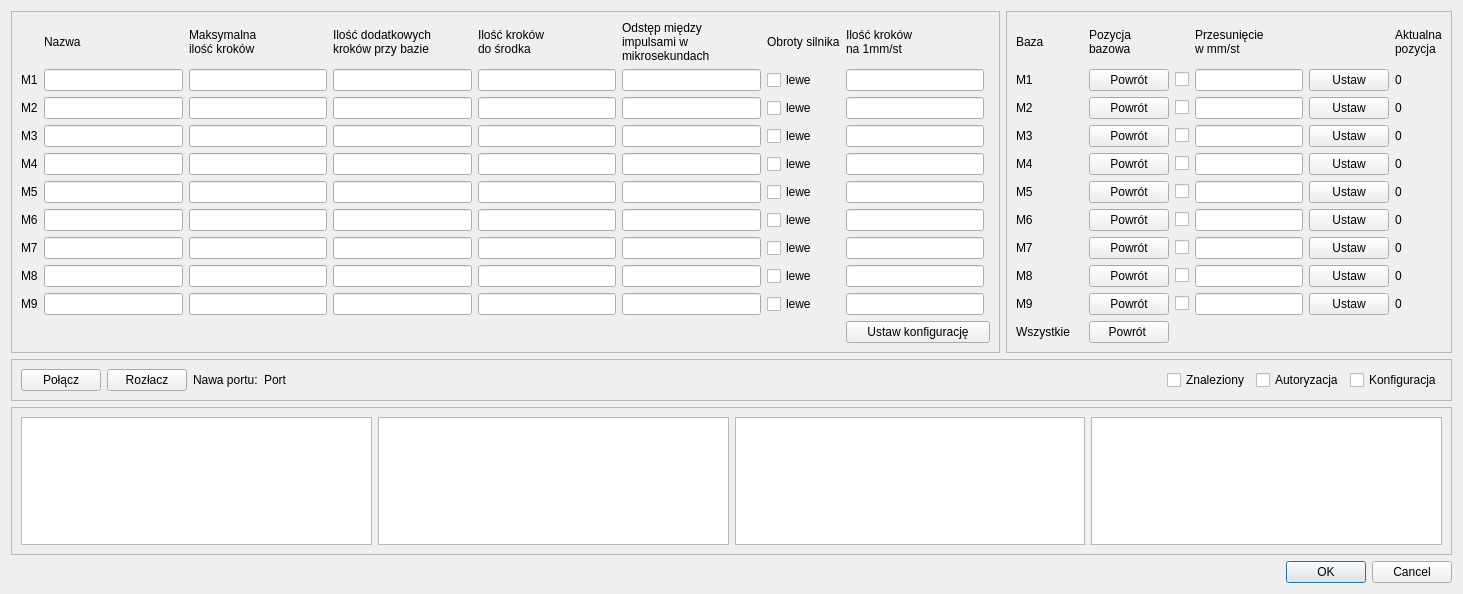
Before: the Qt Designer form CzujkiLinioweApp/teststerownikadlg.ui in wiacekmarcin/CzujkiLiniowe, drawn with Qt 5.
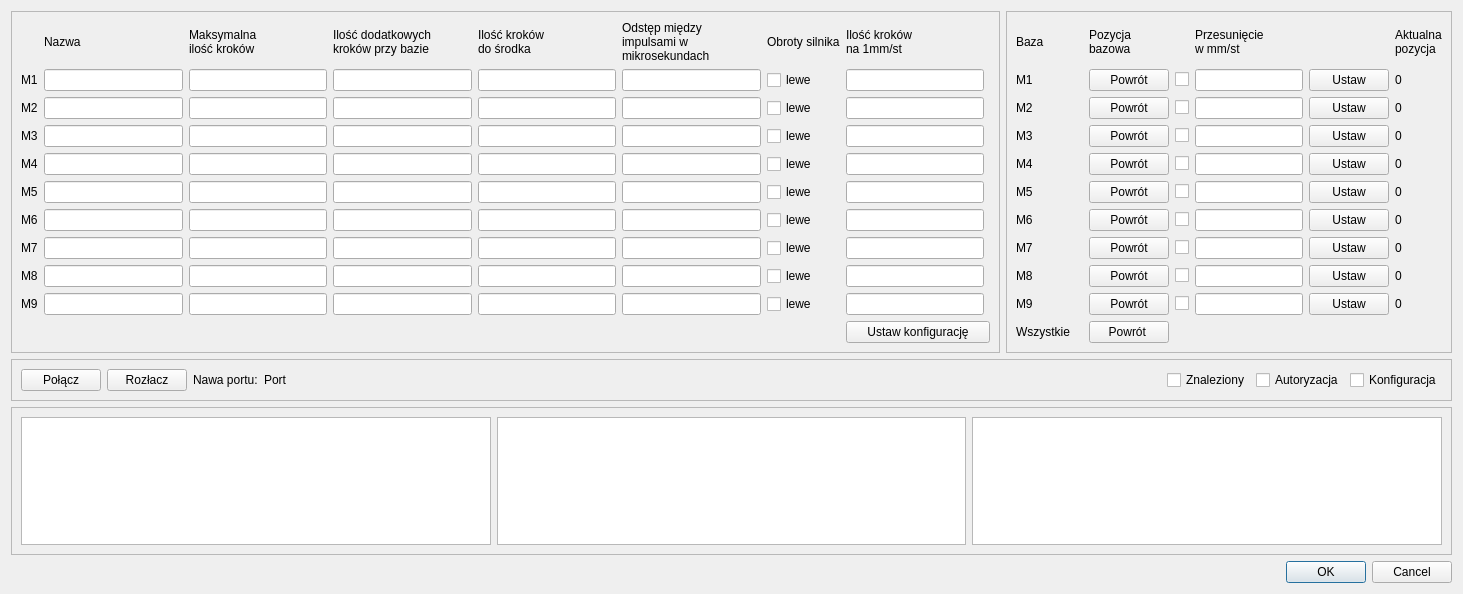
After: the same form once the commit is applied.

What changed in the file:
```diff
--- a/CzujkiLinioweApp/teststerownikadlg.ui
+++ b/CzujkiLinioweApp/teststerownikadlg.ui
@@ -1119,9 +1119,6 @@
       <item>
        <widget class="QTextEdit" name="dbg3"/>
       </item>
-      <item>
-       <widget class="QTextEdit" name="dbg4"/>
-      </item>
      </layout>
     </widget>
    </item>
```
